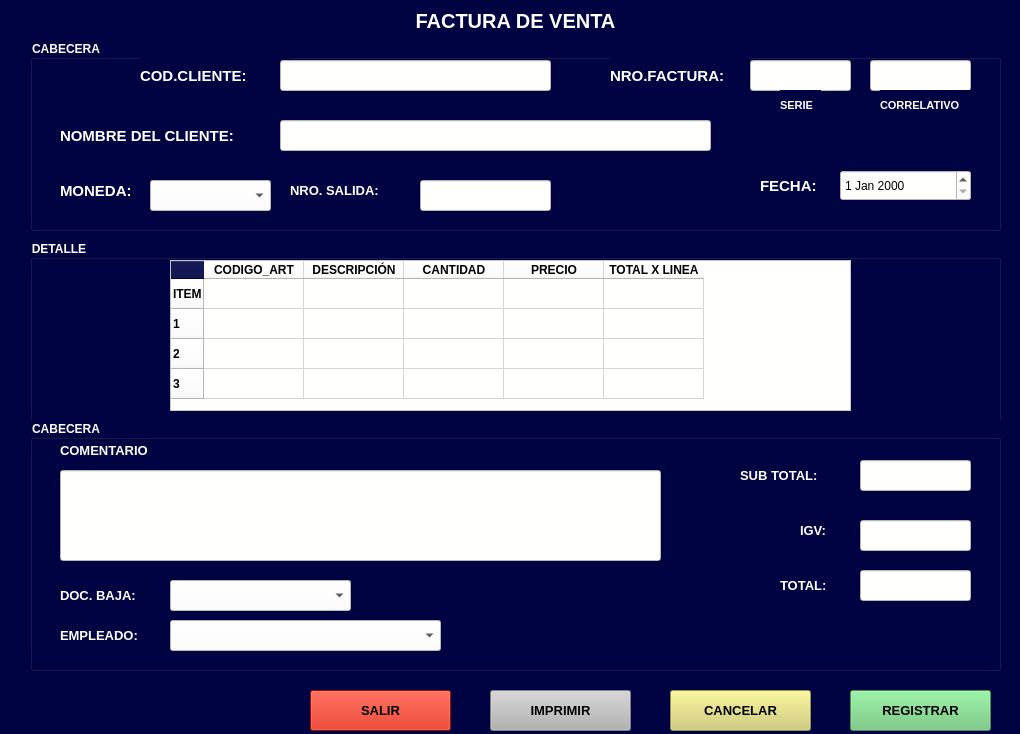
Qt form view/frmfacturaventa.ui (cesarAlfredo77/app-punto-venta-sabina) before a commit.
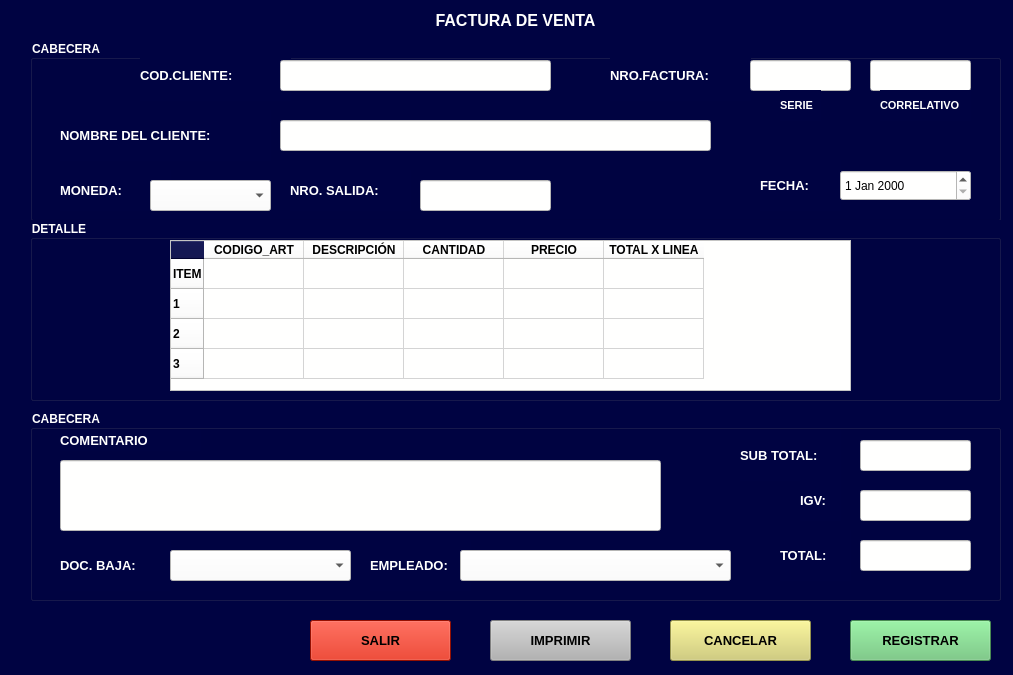
The same form after that commit. Icons and pictures are not drawn.

Patch:
```diff
--- a/view/frmfacturaventa.ui
+++ b/view/frmfacturaventa.ui
@@ -6,8 +6,8 @@
    <rect>
     <x>0</x>
     <y>0</y>
-    <width>1020</width>
-    <height>734</height>
+    <width>1013</width>
+    <height>675</height>
    </rect>
   </property>
   <property name="windowTitle">
@@ -23,7 +23,7 @@
       <x>30</x>
       <y>40</y>
       <width>971</width>
-      <height>191</height>
+      <height>181</height>
      </rect>
     </property>
     <property name="font">
@@ -50,7 +50,7 @@
      </property>
      <property name="font">
       <font>
-       <pointsize>11</pointsize>
+       <pointsize>10</pointsize>
        <weight>75</weight>
        <bold>true</bold>
       </font>
@@ -70,7 +70,7 @@
      </property>
      <property name="font">
       <font>
-       <pointsize>11</pointsize>
+       <pointsize>10</pointsize>
        <weight>75</weight>
        <bold>true</bold>
       </font>
@@ -90,7 +90,7 @@
      </property>
      <property name="font">
       <font>
-       <pointsize>11</pointsize>
+       <pointsize>10</pointsize>
        <weight>75</weight>
        <bold>true</bold>
       </font>
@@ -110,7 +110,7 @@
      </property>
      <property name="font">
       <font>
-       <pointsize>11</pointsize>
+       <pointsize>10</pointsize>
        <weight>75</weight>
        <bold>true</bold>
       </font>
@@ -130,7 +130,7 @@
      </property>
      <property name="font">
       <font>
-       <pointsize>11</pointsize>
+       <pointsize>10</pointsize>
        <weight>75</weight>
        <bold>true</bold>
       </font>
@@ -302,7 +302,7 @@
     <property name="geometry">
      <rect>
       <x>30</x>
-      <y>240</y>
+      <y>220</y>
       <width>971</width>
       <height>181</height>
      </rect>
@@ -454,9 +454,9 @@
     <property name="geometry">
      <rect>
       <x>30</x>
-      <y>420</y>
+      <y>410</y>
       <width>971</width>
-      <height>251</height>
+      <height>191</height>
      </rect>
     </property>
     <property name="font">
@@ -498,7 +498,7 @@
        <x>30</x>
        <y>50</y>
        <width>601</width>
-       <height>91</height>
+       <height>71</height>
       </rect>
      </property>
      <property name="styleSheet">
@@ -510,7 +510,7 @@
      <property name="geometry">
       <rect>
        <x>710</x>
-       <y>30</y>
+       <y>20</y>
        <width>101</width>
        <height>51</height>
       </rect>
@@ -530,7 +530,7 @@
      <property name="geometry">
       <rect>
        <x>770</x>
-       <y>90</y>
+       <y>70</y>
        <width>41</width>
        <height>41</height>
       </rect>
@@ -550,7 +550,7 @@
      <property name="geometry">
       <rect>
        <x>750</x>
-       <y>140</y>
+       <y>120</y>
        <width>71</width>
        <height>51</height>
       </rect>
@@ -570,7 +570,7 @@
      <property name="geometry">
       <rect>
        <x>830</x>
-       <y>40</y>
+       <y>30</y>
        <width>111</width>
        <height>31</height>
       </rect>
@@ -584,7 +584,7 @@
      <property name="geometry">
       <rect>
        <x>830</x>
-       <y>100</y>
+       <y>80</y>
        <width>111</width>
        <height>31</height>
       </rect>
@@ -598,7 +598,7 @@
      <property name="geometry">
       <rect>
        <x>830</x>
-       <y>150</y>
+       <y>130</y>
        <width>111</width>
        <height>31</height>
       </rect>
@@ -612,7 +612,7 @@
      <property name="geometry">
       <rect>
        <x>30</x>
-       <y>150</y>
+       <y>130</y>
        <width>111</width>
        <height>51</height>
       </rect>
@@ -631,8 +631,8 @@
     <widget class="QLabel" name="label_15">
      <property name="geometry">
       <rect>
-       <x>30</x>
-       <y>190</y>
+       <x>340</x>
+       <y>130</y>
        <width>101</width>
        <height>51</height>
       </rect>
@@ -652,7 +652,7 @@
      <property name="geometry">
       <rect>
        <x>140</x>
-       <y>160</y>
+       <y>140</y>
        <width>181</width>
        <height>31</height>
       </rect>
@@ -665,8 +665,8 @@
     <widget class="QComboBox" name="cboempleado">
      <property name="geometry">
       <rect>
-       <x>140</x>
-       <y>200</y>
+       <x>430</x>
+       <y>140</y>
        <width>271</width>
        <height>31</height>
       </rect>
@@ -688,7 +688,7 @@
     </property>
     <property name="font">
      <font>
-      <pointsize>15</pointsize>
+      <pointsize>12</pointsize>
       <weight>75</weight>
       <bold>true</bold>
      </font>
@@ -707,7 +707,7 @@
     <property name="geometry">
      <rect>
       <x>670</x>
-      <y>690</y>
+      <y>620</y>
       <width>141</width>
       <height>41</height>
      </rect>
@@ -730,7 +730,7 @@
     <property name="geometry">
      <rect>
       <x>850</x>
-      <y>690</y>
+      <y>620</y>
       <width>141</width>
       <height>41</height>
      </rect>
@@ -753,7 +753,7 @@
     <property name="geometry">
      <rect>
       <x>310</x>
-      <y>690</y>
+      <y>620</y>
       <width>141</width>
       <height>41</height>
      </rect>
@@ -777,7 +777,7 @@
     <property name="geometry">
      <rect>
       <x>490</x>
-      <y>690</y>
+      <y>620</y>
       <width>141</width>
       <height>41</height>
      </rect>
```
Left out of the diff: 4 changed lines with no effect on the pictures.
